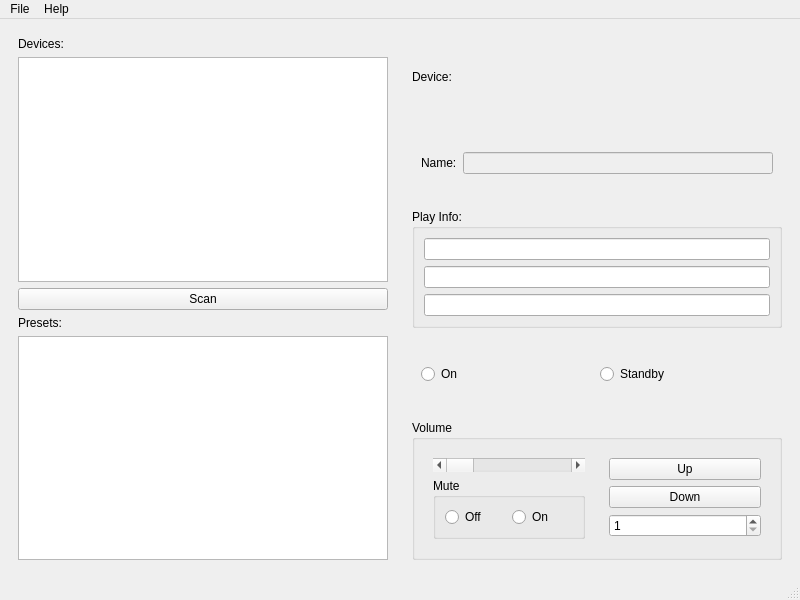
The window that bmmusiccast/mainwindow.ui (possum69/bmmusiccast) describes before a commit, drawn with Qt 5.
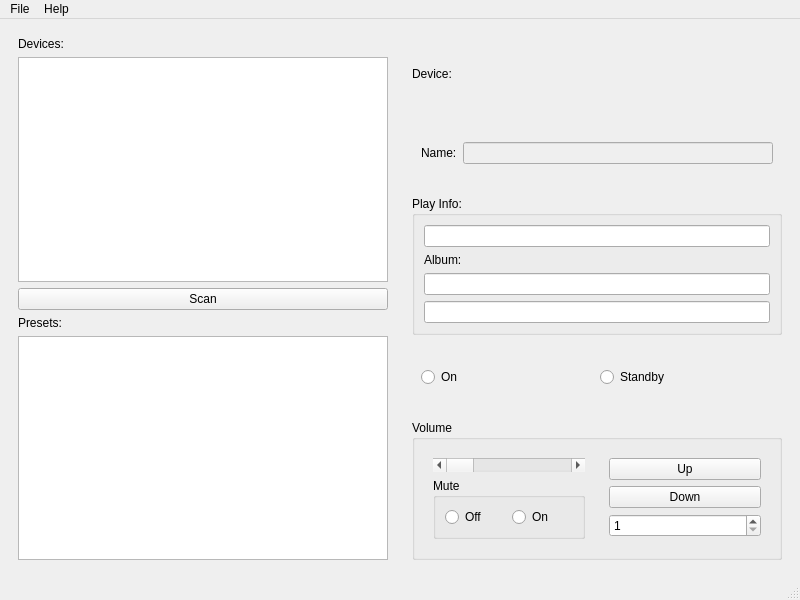
The same window after the commit.

Diff of the .ui file:
```diff
--- a/bmmusiccast/mainwindow.ui
+++ b/bmmusiccast/mainwindow.ui
@@ -87,6 +87,13 @@
           <item>
            <widget class="QLineEdit" name="artist_lineEdit"/>
           </item>
+          <item>
+           <widget class="QLabel" name="albumArtLabel">
+            <property name="text">
+             <string>Album:</string>
+            </property>
+           </widget>
+          </item>
           <item>
            <widget class="QLineEdit" name="album_lineEdit"/>
           </item>
```
